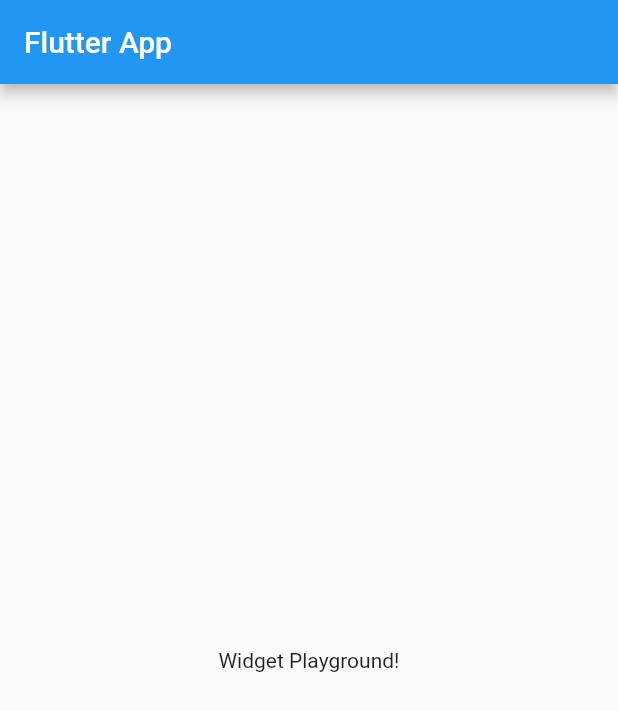
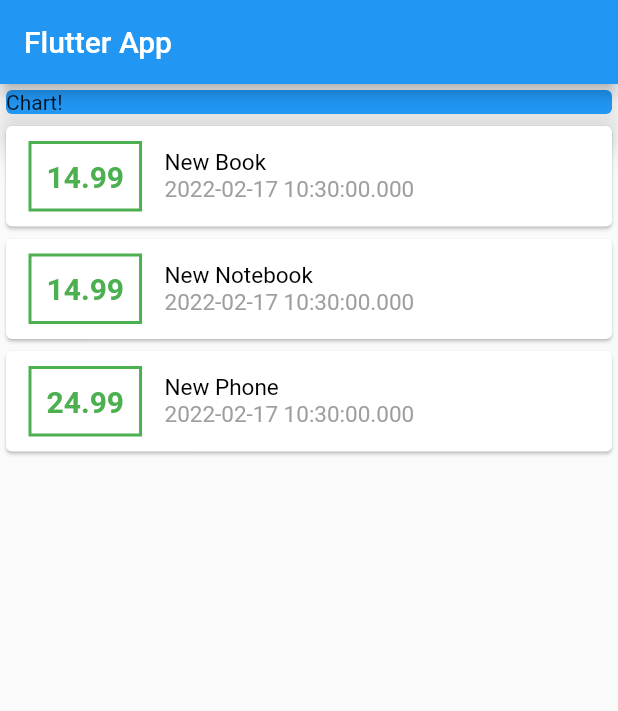
Before and after one commit to davdmoo/flutter_personal_expenses_app, a Flutter app: the screen it shows after launch, on a phone screen of 412 x 824 dp. Shown: the top 711 px of the screen. Run offline on Flutter 3.47's test engine with Material 2 defaults, Android fonts, the phone set to English and light mode, and no system bars.

Commit message:
Feat: add transaction cards dynamically, slicing some widgets, add stylings

```diff
--- a/lib/main.dart
+++ b/lib/main.dart
@@ -1,4 +1,6 @@
 import 'package:flutter/material.dart';
+
+import './transaction.dart';
 
 void main() => runApp(MyApp());
 
@@ -13,15 +15,94 @@ class MyApp extends StatelessWidget {
 }
 
 class MyHomePage extends StatelessWidget {
+  final List<Transaction> transactions = [
+    Transaction(
+      id: "1",
+      title: "New Book",
+      value: 14.99,
+      date: DateTime.now(),
+    ),
+    Transaction(
+      id: "2",
+      title: "New Notebook",
+      value: 14.99,
+      date: DateTime.now(),
+    ),
+    Transaction(
+      id: "3",
+      title: "New Phone",
+      value: 24.99,
+      date: DateTime.now(),
+    ),
+  ];
+
   @override
   Widget build(BuildContext context) {
     return Scaffold(
       appBar: AppBar(
-        title: Text('Flutter App'),
+        title: const Text('Flutter App'),
       ),
-      body: Center(
-        child: Text('Widget Playground!'),
-      ),
+      body: Column(
+        children: <Widget>[
+        Container(
+          width: double.infinity,
+          child: const Card(
+            color: Colors.blue,
+            child: Text('Chart!'),
+            elevation: 10,
+          ),
+        ),
+        Column(
+          children: transactions.map((transaction) {
+            return Card(
+              child: Row(
+                children: <Widget>[
+                  Container(
+                    margin: const EdgeInsets.symmetric(
+                      vertical: 10,
+                      horizontal: 15,
+                    ),
+                    decoration: BoxDecoration(
+                      border: Border.all(
+                      color: Colors.green,
+                      width: 2,
+                      ),
+                    ),
+                    padding: const EdgeInsets.all(10),
+                    child: Text(
+                      transaction.value.toString(),
+                      style: const TextStyle(
+                        fontWeight: FontWeight.bold,
+                        fontSize: 20,
+                        color: Colors.green,
+                      ),
+                    ),
+                  ),
+                  Column(
+                    crossAxisAlignment: CrossAxisAlignment.start,
+                    children: <Widget>[
+                      Text(
+                        transaction.title,
+                        style: const TextStyle(
+                          fontSize: 15,
+                          color: Colors.black,
+                        )
+                        ),
+                      Text(
+                        transaction.date.toString(),
+                        style: const TextStyle(
+                          fontSize: 15,
+                          color: Colors.grey,
+                        )
+                      ),
+                    ],
+                  ),
+                ],
+              ),
+            );
+          }).toList(),
+        ),
+      ]),
     );
   }
 }
--- /dev/null
+++ b/lib/transaction.dart
@@ -0,0 +1,15 @@
+class Transaction {
+  final String id;
+  final String title;
+  final double value;
+  final DateTime date;
+
+  // constructor
+  // named arguments
+  Transaction({
+    required this.id,
+    required this.title,
+    required this.value,
+    required this.date,
+  });
+}
```
Also changed, not shown: 1 other file.
